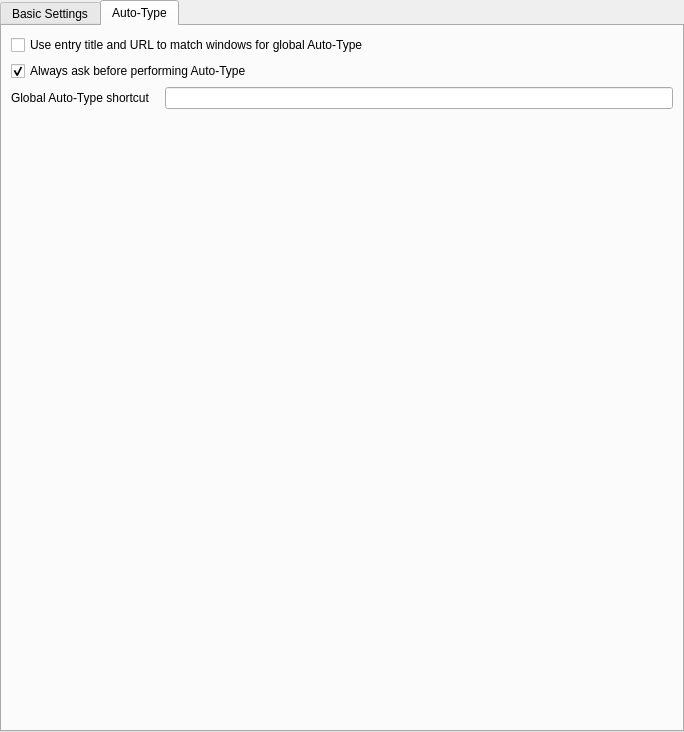
Before: the Qt Designer form src/gui/SettingsWidgetGeneral.ui in iluminat23/keepassxc-debian, drawn with Qt 5.
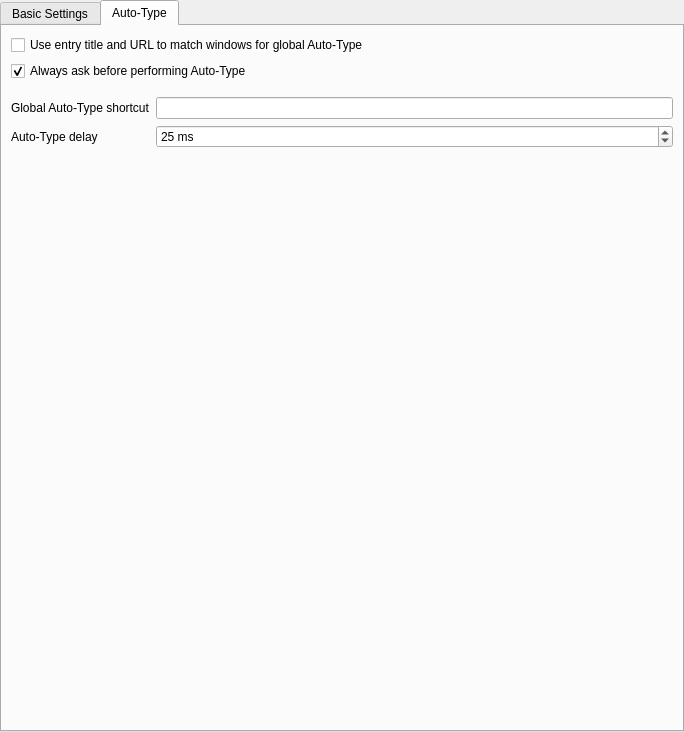
After: the same form once the commit is applied. The open tabs and pages were chosen to show the change. Custom widgets are drawn as their Qt base class.

```diff
--- a/src/gui/SettingsWidgetGeneral.ui
+++ b/src/gui/SettingsWidgetGeneral.ui
@@ -318,27 +318,18 @@
         </widget>
        </item>
        <item>
-        <layout class="QHBoxLayout" name="horizontalLayout">
-         <property name="spacing">
-          <number>15</number>
+        <layout class="QFormLayout" name="formLayout_2">
+         <property name="topMargin">
+          <number>10</number>
          </property>
-         <item alignment="Qt::AlignRight">
-          <widget class="QLabel" name="autoTypeShortcutLabel">
-           <property name="sizePolicy">
-            <sizepolicy hsizetype="Preferred" vsizetype="Fixed">
-             <horstretch>0</horstretch>
-             <verstretch>0</verstretch>
-            </sizepolicy>
-           </property>
+         <item row="1" column="0">
+          <widget class="QLabel" name="autoTypeShortcutLabel_2">
            <property name="text">
             <string>Global Auto-Type shortcut</string>
            </property>
-           <property name="alignment">
-            <set>Qt::AlignLeading</set>
-           </property>
           </widget>
          </item>
-         <item>
+         <item row="1" column="1">
           <widget class="ShortcutWidget" name="autoTypeShortcutWidget">
            <property name="sizePolicy">
             <sizepolicy hsizetype="Expanding" vsizetype="Fixed">
@@ -348,6 +339,35 @@
            </property>
           </widget>
          </item>
+         <item row="2" column="0">
+          <widget class="QLabel" name="autoTypeDelayLabel_2">
+           <property name="text">
+            <string>Auto-Type delay</string>
+           </property>
+          </widget>
+         </item>
+         <item row="2" column="1">
+          <widget class="QSpinBox" name="autoTypeDelaySpinBox">
+           <property name="sizePolicy">
+            <sizepolicy hsizetype="Minimum" vsizetype="Fixed">
+             <horstretch>0</horstretch>
+             <verstretch>0</verstretch>
+            </sizepolicy>
+           </property>
+           <property name="suffix">
+            <string> ms</string>
+           </property>
+           <property name="prefix">
+            <string/>
+           </property>
+           <property name="maximum">
+            <number>999</number>
+           </property>
+           <property name="value">
+            <number>25</number>
+           </property>
+          </widget>
+         </item>
         </layout>
        </item>
        <item>
```
Left out of the diff: 10 changed lines with no effect on the pictures.
